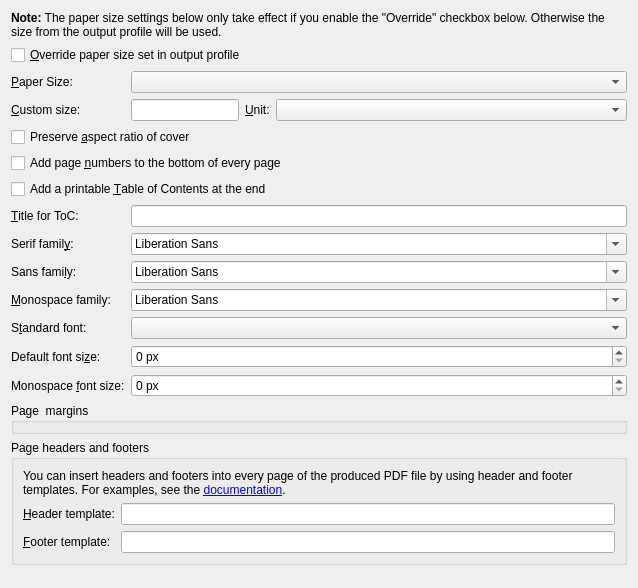
Qt form src/calibre/gui2/convert/pdf_output.ui (kovidgoyal/calibre) before a commit.
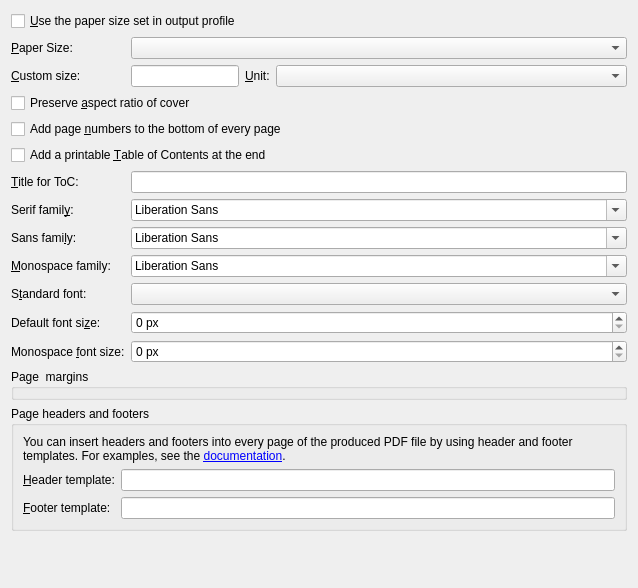
The same form after that commit.

Commit message: PDF Output: Default to generating PDFs with a page size of letter instead of taking the page size from the output profile. This avoids user confusion/bug reports about PDF Output having "too large fonts". There is a new option "Use profile size" to have the conversion use the output profile page size instead.

Patch:
```diff
--- a/src/calibre/gui2/convert/pdf_output.ui
+++ b/src/calibre/gui2/convert/pdf_output.ui
@@ -15,23 +15,13 @@
   </property>
   <layout class="QFormLayout" name="formLayout">
    <item row="0" column="0" colspan="2">
-    <widget class="QLabel" name="label_10">
+    <widget class="QCheckBox" name="opt_use_profile_size">
      <property name="text">
-      <string>&lt;b&gt;Note:&lt;/b&gt; The paper size settings below only take effect if you enable the &quot;Override&quot; checkbox below. Otherwise the size from the output profile will be used.</string>
+      <string>&amp;Use the paper size set in output profile</string>
      </property>
-     <property name="wordWrap">
-      <bool>true</bool>
-     </property>
     </widget>
    </item>
-   <item row="1" column="0" colspan="2">
-    <widget class="QCheckBox" name="opt_override_profile_size">
-     <property name="text">
-      <string>&amp;Override paper size set in output profile</string>
-     </property>
-    </widget>
-   </item>
-   <item row="2" column="0">
+   <item row="1" column="0">
     <widget class="QLabel" name="label">
      <property name="text">
       <string>&amp;Paper Size:</string>
@@ -41,10 +31,10 @@
      </property>
     </widget>
    </item>
-   <item row="2" column="1">
+   <item row="1" column="1">
     <widget class="QComboBox" name="opt_paper_size"/>
    </item>
-   <item row="3" column="0">
+   <item row="2" column="0">
     <widget class="QLabel" name="label_3">
      <property name="text">
       <string>&amp;Custom size:</string>
@@ -54,7 +44,7 @@
      </property>
     </widget>
    </item>
-   <item row="3" column="1">
+   <item row="2" column="1">
     <layout class="QHBoxLayout" name="horizontalLayout">
      <item>
       <widget class="QLineEdit" name="opt_custom_size">
@@ -87,21 +77,41 @@
      </item>
     </layout>
    </item>
-   <item row="5" column="0" colspan="2">
+   <item row="4" column="0" colspan="2">
     <widget class="QCheckBox" name="opt_preserve_cover_aspect_ratio">
      <property name="text">
       <string>Preserve &amp;aspect ratio of cover</string>
      </property>
     </widget>
    </item>
-   <item row="6" column="0" colspan="2">
+   <item row="5" column="0" colspan="2">
     <widget class="QCheckBox" name="opt_pdf_page_numbers">
      <property name="text">
       <string>Add page &amp;numbers to the bottom of every page</string>
      </property>
     </widget>
    </item>
-   <item row="10" column="0">
+   <item row="6" column="0" colspan="2">
+    <widget class="QCheckBox" name="opt_pdf_add_toc">
+     <property name="text">
+      <string>Add a printable &amp;Table of Contents at the end</string>
+     </property>
+    </widget>
+   </item>
+   <item row="7" column="0">
+    <widget class="QLabel" name="label_14">
+     <property name="text">
+      <string>&amp;Title for ToC:</string>
+     </property>
+     <property name="buddy">
+      <cstring>opt_toc_title</cstring>
+     </property>
+    </widget>
+   </item>
+   <item row="7" column="1">
+    <widget class="QLineEdit" name="opt_toc_title"/>
+   </item>
+   <item row="9" column="0">
     <widget class="QLabel" name="label_4">
      <property name="text">
       <string>Serif famil&amp;y:</string>
@@ -111,10 +121,10 @@
      </property>
     </widget>
    </item>
-   <item row="10" column="1">
+   <item row="9" column="1">
     <widget class="QFontComboBox" name="opt_pdf_serif_family"/>
    </item>
-   <item row="11" column="0">
+   <item row="10" column="0">
     <widget class="QLabel" name="label_5">
      <property name="text">
       <string>Sans fami&amp;ly:</string>
@@ -124,10 +134,10 @@
      </property>
     </widget>
    </item>
-   <item row="11" column="1">
+   <item row="10" column="1">
     <widget class="QFontComboBox" name="opt_pdf_sans_family"/>
    </item>
-   <item row="12" column="0">
+   <item row="11" column="0">
     <widget class="QLabel" name="label_6">
      <property name="text">
       <string>&amp;Monospace family:</string>
@@ -137,10 +147,10 @@
      </property>
     </widget>
    </item>
-   <item row="12" column="1">
+   <item row="11" column="1">
     <widget class="QFontComboBox" name="opt_pdf_mono_family"/>
    </item>
-   <item row="13" column="0">
+   <item row="12" column="0">
     <widget class="QLabel" name="label_7">
      <property name="text">
       <string>S&amp;tandard font:</string>
@@ -150,10 +160,10 @@
      </property>
     </widget>
    </item>
-   <item row="13" column="1">
+   <item row="12" column="1">
     <widget class="QComboBox" name="opt_pdf_standard_font"/>
    </item>
-   <item row="14" column="0">
+   <item row="13" column="0">
     <widget class="QLabel" name="label_8">
      <property name="text">
       <string>Default font si&amp;ze:</string>
@@ -163,14 +173,14 @@
      </property>
     </widget>
    </item>
-   <item row="14" column="1">
+   <item row="13" column="1">
     <widget class="QSpinBox" name="opt_pdf_default_font_size">
      <property name="suffix">
       <string> px</string>
      </property>
     </widget>
    </item>
-   <item row="15" column="0">
+   <item row="14" column="0">
     <widget class="QLabel" name="label_9">
      <property name="text">
       <string>Monospace &amp;font size:</string>
@@ -180,14 +190,21 @@
      </property>
     </widget>
    </item>
-   <item row="15" column="1">
+   <item row="14" column="1">
     <widget class="QSpinBox" name="opt_pdf_mono_font_size">
      <property name="suffix">
       <string> px</string>
      </property>
     </widget>
    </item>
-   <item row="17" column="0" colspan="2">
+   <item row="15" column="0" colspan="2">
+    <widget class="QGroupBox" name="page_margins_box">
+     <property name="title">
+      <string>Page  margins</string>
+     </property>
+    </widget>
+   </item>
+   <item row="16" column="0" colspan="2">
     <widget class="QGroupBox" name="template_box">
      <property name="title">
       <string>Page headers and footers</string>
@@ -235,33 +252,6 @@
      </layout>
     </widget>
    </item>
-   <item row="7" column="0" colspan="2">
-    <widget class="QCheckBox" name="opt_pdf_add_toc">
-     <property name="text">
-      <string>Add a printable &amp;Table of Contents at the end</string>
-     </property>
-    </widget>
-   </item>
-   <item row="8" column="1">
-    <widget class="QLineEdit" name="opt_toc_title"/>
-   </item>
-   <item row="8" column="0">
-    <widget class="QLabel" name="label_14">
-     <property name="text">
-      <string>&amp;Title for ToC:</string>
-     </property>
-     <property name="buddy">
-      <cstring>opt_toc_title</cstring>
-     </property>
-    </widget>
-   </item>
-   <item row="16" column="0" colspan="2">
-    <widget class="QGroupBox" name="page_margins_box">
-     <property name="title">
-      <string>Page  margins</string>
-     </property>
-    </widget>
-   </item>
   </layout>
  </widget>
  <resources/>
```
The commit also changes 4 other files.
